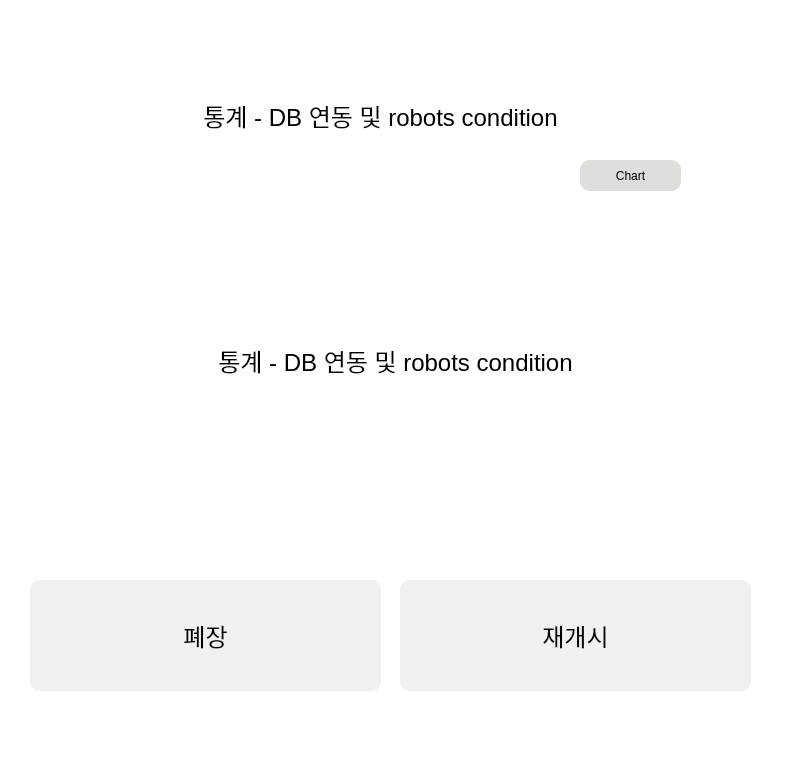
Before: the Qt Designer form turtle_musium/resource/monitoring_ui.ui in GooMinjae/turtle_museum, drawn with Qt 5.
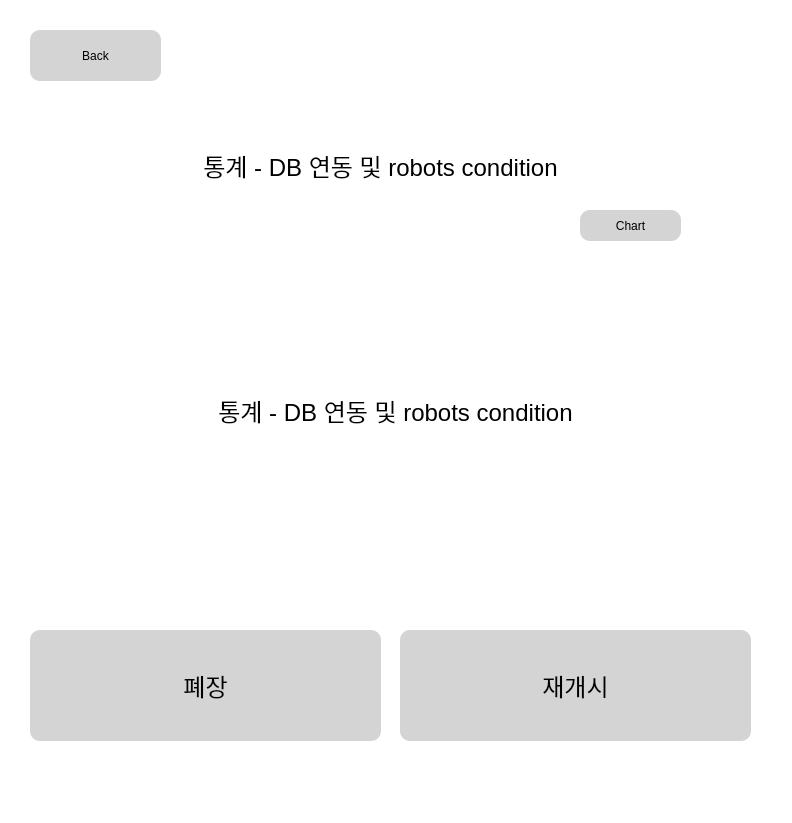
After: the same form once the commit is applied. The open tabs and pages were chosen to show the change.

The edit to the form file:
```diff
--- a/turtle_musium/resource/monitoring_ui.ui
+++ b/turtle_musium/resource/monitoring_ui.ui
@@ -7,7 +7,7 @@
     <x>0</x>
     <y>0</y>
     <width>792</width>
-    <height>761</height>
+    <height>823</height>
    </rect>
   </property>
   <property name="windowTitle">
@@ -21,9 +21,9 @@
     <property name="geometry">
      <rect>
       <x>0</x>
-      <y>10</y>
+      <y>80</y>
       <width>791</width>
-      <height>711</height>
+      <height>691</height>
      </rect>
     </property>
     <property name="styleSheet">
@@ -232,23 +232,6 @@
        <set>Qt::AlignCenter</set>
       </property>
      </widget>
-     <widget class="QPushButton" name="back_btn">
-      <property name="geometry">
-       <rect>
-        <x>10</x>
-        <y>0</y>
-        <width>101</width>
-        <height>31</height>
-       </rect>
-      </property>
-      <property name="styleSheet">
-       <string notr="true">background-color: rgb(222, 221, 218);
-border-radius: 10px;</string>
-      </property>
-      <property name="text">
-       <string>Back</string>
-      </property>
-     </widget>
     </widget>
     <widget class="QWidget" name="page03_description">
      <widget class="QLabel" name="piece_img">
@@ -377,7 +360,7 @@
       <property name="geometry">
        <rect>
         <x>110</x>
-        <y>190</y>
+        <y>170</y>
         <width>571</width>
         <height>321</height>
        </rect>
@@ -398,7 +381,7 @@
       <property name="geometry">
        <rect>
         <x>30</x>
-        <y>570</y>
+        <y>550</y>
         <width>351</width>
         <height>111</height>
        </rect>
@@ -409,8 +392,20 @@
        </font>
       </property>
       <property name="styleSheet">
-       <string notr="true">background-color: rgb(240, 240, 240);
-border-radius: 10px;</string>
+       <string notr="true">QPushButton{
+	background-color: rgb(212, 212, 212);
+	border: none;
+	border-radius: 10px;
+}
+
+QPushButton:hover{
+	background-color: rgb(222, 222, 222);
+
+}
+QPushButton:pressed{
+	background-color: rgb(180, 180, 180);
+
+}</string>
       </property>
       <property name="text">
        <string>폐장</string>
@@ -420,7 +415,7 @@
       <property name="geometry">
        <rect>
         <x>120</x>
-        <y>80</y>
+        <y>60</y>
         <width>521</width>
         <height>51</height>
        </rect>
@@ -441,7 +436,7 @@
       <property name="geometry">
        <rect>
         <x>400</x>
-        <y>570</y>
+        <y>550</y>
         <width>351</width>
         <height>111</height>
        </rect>
@@ -452,8 +447,20 @@
        </font>
       </property>
       <property name="styleSheet">
-       <string notr="true">background-color: rgb(240, 240, 240);
-border-radius: 10px;</string>
+       <string notr="true">QPushButton{
+	background-color: rgb(212, 212, 212);
+	border: none;
+	border-radius: 10px;
+}
+
+QPushButton:hover{
+	background-color: rgb(222, 222, 222);
+
+}
+QPushButton:pressed{
+	background-color: rgb(180, 180, 180);
+
+}</string>
       </property>
       <property name="text">
        <string>재개시</string>
@@ -463,14 +470,26 @@
       <property name="geometry">
        <rect>
         <x>580</x>
-        <y>150</y>
+        <y>130</y>
         <width>101</width>
         <height>31</height>
        </rect>
       </property>
       <property name="styleSheet">
-       <string notr="true">background-color: rgb(222, 221, 218);
-border-radius: 10px;</string>
+       <string notr="true">QPushButton{
+	background-color: rgb(212, 212, 212);
+	border: none;
+	border-radius: 10px;
+}
+
+QPushButton:hover{
+	background-color: rgb(222, 222, 222);
+
+}
+QPushButton:pressed{
+	background-color: rgb(180, 180, 180);
+
+}</string>
       </property>
       <property name="text">
        <string>Chart</string>
@@ -478,6 +497,35 @@
      </widget>
     </widget>
    </widget>
+   <widget class="QPushButton" name="back_btn">
+    <property name="geometry">
+     <rect>
+      <x>30</x>
+      <y>30</y>
+      <width>131</width>
+      <height>51</height>
+     </rect>
+    </property>
+    <property name="styleSheet">
+     <string notr="true">QPushButton{
+	background-color: rgb(212, 212, 212);
+	border: none;
+	border-radius: 10px;
+}
+
+QPushButton:hover{
+	background-color: rgb(222, 222, 222);
+
+}
+QPushButton:pressed{
+	background-color: rgb(180, 180, 180);
+
+}</string>
+    </property>
+    <property name="text">
+     <string>Back</string>
+    </property>
+   </widget>
   </widget>
   <widget class="QMenuBar" name="menubar">
    <property name="geometry">
```
Left out of the diff: 85 changed lines with no effect on the pictures.
